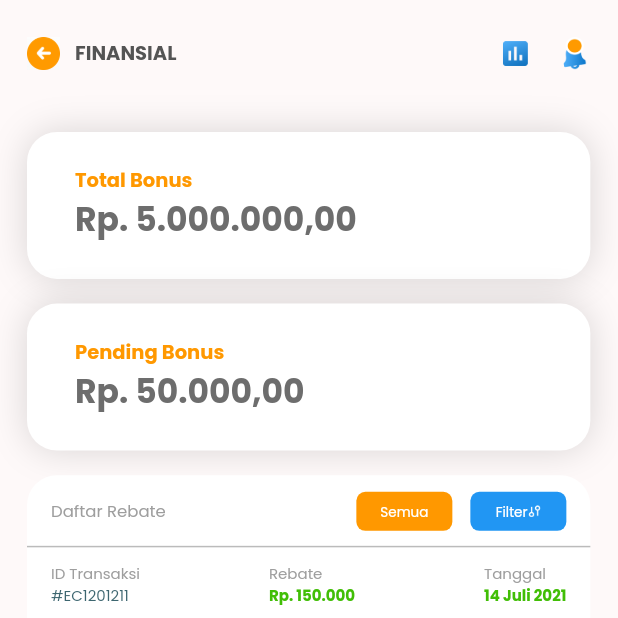
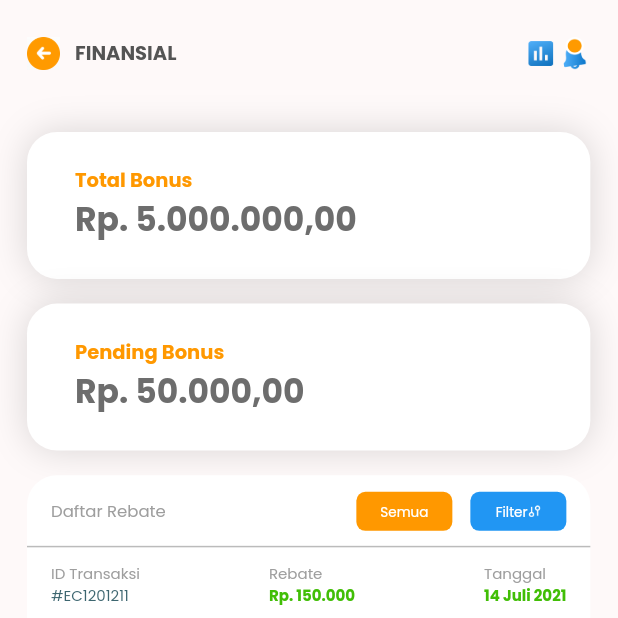
Before and after one commit to Muammarbanana/flutter-test, a Flutter app: the Test3Page screen opened directly, on a phone screen of 412 x 824 dp, the top half of it. Run offline on Flutter 3.47's test engine with Material 2 defaults, Android fonts, the phone set to English and light mode, and no system bars; our stand-ins replace get.

Commit message:
implement custom reusable appbar

```diff
--- /dev/null
+++ b/lib/custom_widgets/custom_appbar.dart
@@ -0,0 +1,70 @@
+import 'package:flutter/material.dart';
+import 'package:get/get.dart';
+import 'package:ordo_test/view/homepage.dart';
+
+class CustomAppBar extends StatefulWidget {
+  final String backButtonAsset;
+  final String title;
+  final int titleColor;
+  final List<String> iconAssets;
+  const CustomAppBar({
+    Key? key,
+    required this.backButtonAsset,
+    required this.title,
+    required this.titleColor,
+    required this.iconAssets,
+  }) : super(key: key);
+
+  @override
+  _CustomAppBarState createState() => _CustomAppBarState();
+}
+
+class _CustomAppBarState extends State<CustomAppBar> {
+  @override
+  Widget build(BuildContext context) {
+    List<Widget> listIcon = [];
+    for (final asset in widget.iconAssets) {
+      listIcon.add(
+        GestureDetector(
+          onTap: () {},
+          child: SizedBox(
+            height: 22,
+            width: 22,
+            child: Image.asset(asset),
+          ),
+        ),
+      );
+    }
+    return Row(
+      mainAxisAlignment: MainAxisAlignment.spaceBetween,
+      children: [
+        Row(
+          children: [
+            GestureDetector(
+              onTap: () {
+                Get.offAll(() => const HomePage());
+              },
+              child: SizedBox(
+                height: 22,
+                width: 22,
+                child: Image.asset(widget.backButtonAsset),
+              ),
+            ),
+            const SizedBox(width: 10),
+            Text(
+              widget.title,
+              style: TextStyle(
+                fontSize: 13,
+                fontWeight: FontWeight.bold,
+                color: Color(widget.titleColor),
+              ),
+            )
+          ],
+        ),
+        Row(
+          children: [...listIcon],
+        ),
+      ],
+    );
+  }
+}
--- a/lib/view/test2/test2_page.dart
+++ b/lib/view/test2/test2_page.dart
@@ -1,6 +1,5 @@
 import 'package:flutter/material.dart';
-import 'package:get/get.dart';
-import 'package:ordo_test/view/homepage.dart';
+import 'package:ordo_test/custom_widgets/custom_appbar.dart';
 
 class Test2Page extends StatefulWidget {
   const Test2Page({Key? key}) : super(key: key);
@@ -22,35 +21,12 @@ class _Test2PageState extends State<Test2Page> {
             child: Column(
               crossAxisAlignment: CrossAxisAlignment.start,
               children: [
-                Row(
-                  mainAxisAlignment: MainAxisAlignment.spaceBetween,
-                  children: [
-                    Row(
-                      children: [
-                        GestureDetector(
-                          onTap: () {
-                            Get.offAll(const HomePage());
-                          },
-                          child: SizedBox(
-                            height: 22,
-                            width: 22,
-                            child: Image.asset("assets/rounded_arrow.jpg"),
-                          ),
-                        ),
-                        const SizedBox(width: 10),
-                        const Text(
-                          "PORTFOLIO VENDOR",
-                          style: TextStyle(
-                            fontSize: 13,
-                            fontWeight: FontWeight.bold,
-                            color: Color(0xFF202237),
-                          ),
-                        )
-                      ],
-                    ),
-                    const ImageIcon(
-                      AssetImage("assets/notifications.png"),
-                    ),
+                const CustomAppBar(
+                  backButtonAsset: "assets/rounded_arrow.jpg",
+                  title: "PORTFOLIO VENDOR",
+                  titleColor: 0xFF202237,
+                  iconAssets: [
+                    "assets/notifications.png",
                   ],
                 ),
                 SizedBox(height: screenHeight * 0.03),
--- a/lib/view/test3/test3_page.dart
+++ b/lib/view/test3/test3_page.dart
@@ -1,6 +1,5 @@
 import 'package:flutter/material.dart';
-import 'package:get/get.dart';
-import 'package:ordo_test/view/homepage.dart';
+import 'package:ordo_test/custom_widgets/custom_appbar.dart';
 
 class Test3Page extends StatefulWidget {
   const Test3Page({Key? key}) : super(key: key);
@@ -30,55 +29,13 @@ class _Test3PageState extends State<Test3Page> {
                     EdgeInsets.fromLTRB(18, screenHeight * 0.03, 18.43, 60),
                 child: Column(
                   children: [
-                    Row(
-                      mainAxisAlignment: MainAxisAlignment.spaceBetween,
-                      children: [
-                        Row(
-                          children: [
-                            GestureDetector(
-                              onTap: () {
-                                Get.offAll(() => const HomePage());
-                              },
-                              child: SizedBox(
-                                height: 22,
-                                width: 22,
-                                child: Image.asset(
-                                    "assets/rounded_arrow_orange.jpg"),
-                              ),
-                            ),
-                            const SizedBox(width: 10),
-                            const Text(
-                              "FINANSIAL",
-                              style: TextStyle(
-                                fontSize: 13,
-                                fontWeight: FontWeight.bold,
-                                color: Color(0xFF545454),
-                              ),
-                            )
-                          ],
-                        ),
-                        Row(
-                          children: [
-                            GestureDetector(
-                              onTap: () {},
-                              child: SizedBox(
-                                height: 22,
-                                width: 22,
-                                child: Image.asset(
-                                    "assets/assessment_gradient.png"),
-                              ),
-                            ),
-                            const SizedBox(width: 17),
-                            GestureDetector(
-                              onTap: () {},
-                              child: SizedBox(
-                                height: 22,
-                                width: 22,
-                                child: Image.asset("assets/bell.png"),
-                              ),
-                            ),
-                          ],
-                        ),
+                    const CustomAppBar(
+                      backButtonAsset: "assets/rounded_arrow_orange.jpg",
+                      title: "FINANSIAL",
+                      titleColor: 0xFF545454,
+                      iconAssets: [
+                        "assets/assessment_gradient.png",
+                        "assets/bell.png",
                       ],
                     ),
                     SizedBox(height: screenHeight * 0.05),
```
